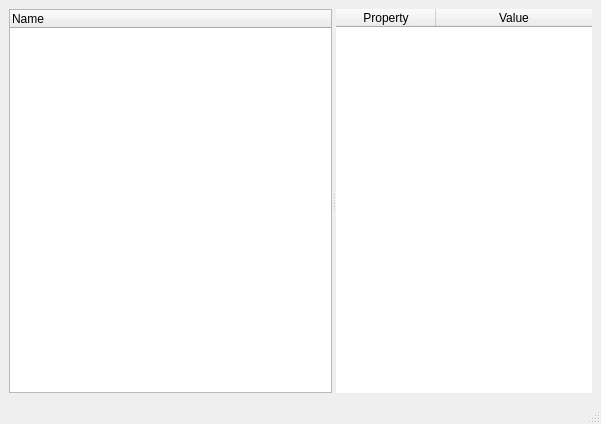
This is plugin-dom/treewindow.ui in lxqt/lxqt-panel as Qt 5 draws it before an edit. The edited form follows.
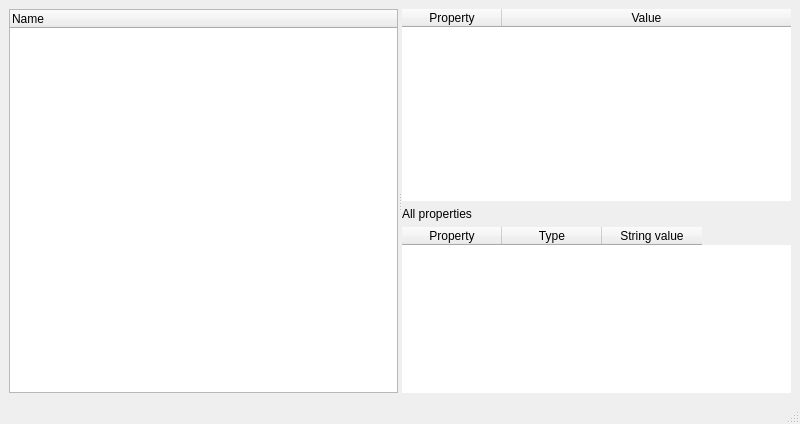
This is the edited form.

Commit message: plugin-dom: added all widget's properties view

The edit to the form file:
```diff
--- a/plugin-dom/treewindow.ui
+++ b/plugin-dom/treewindow.ui
@@ -6,7 +6,7 @@
    <rect>
     <x>0</x>
     <y>0</y>
-    <width>601</width>
+    <width>800</width>
     <height>424</height>
    </rect>
   </property>
@@ -33,6 +33,15 @@
         </property>
        </column>
       </widget>
+      <widget class="QWidget" name="propWidget">
+       <property name="sizePolicy">
+        <sizepolicy hsizetype="Expanding" vsizetype="Expanding">
+         <horstretch>1</horstretch>
+         <verstretch>0</verstretch>
+        </sizepolicy>
+       </property>
+       <layout class="QVBoxLayout" name="propLayout">
+        <item>
       <widget class="QTableWidget" name="propertiesView">
        <property name="frameShape">
         <enum>QFrame::NoFrame</enum>
@@ -40,6 +49,12 @@
        <property name="gridStyle">
         <enum>Qt::DotLine</enum>
        </property>
+          <property name="sizePolicy">
+           <sizepolicy hsizetype="Preferred" vsizetype="Minimum">
+            <horstretch>1</horstretch>
+            <verstretch>0</verstretch>
+           </sizepolicy>
+          </property>
        <attribute name="horizontalHeaderStretchLastSection">
         <bool>true</bool>
        </attribute>
@@ -53,6 +68,48 @@
          <string>Value</string>
         </property>
        </column>
+         </widget>
+        </item>
+        <item>
+         <widget class="QLabel" name="prop2Label">
+          <property name="text">
+           <string>All properties</string>
+          </property>
+          <property name="sizePolicy">
+           <sizepolicy hsizetype="Preferred" vsizetype="Preferred">
+            <horstretch>0</horstretch>
+            <verstretch>0</verstretch>
+           </sizepolicy>
+          </property>
+         </widget>
+        </item>
+        <item>
+         <widget class="QTableWidget" name="allPropertiesView">
+          <property name="frameShape">
+           <enum>QFrame::NoFrame</enum>
+          </property>
+          <property name="gridStyle">
+           <enum>Qt::DotLine</enum>
+          </property>
+          <column>
+           <property name="text">
+            <string>Property</string>
+           </property>
+          </column>
+          <column>
+           <property name="text">
+            <string>Type</string>
+           </property>
+          </column>
+          <column>
+           <property name="text">
+            <string>String value</string>
+           </property>
+          </column>
+         </widget>
+        </item>
+       </layout>
+
       </widget>
      </widget>
     </item>
```
Lines whose indentation alone changed are shown as unchanged. The commit also changes 2 other files.
